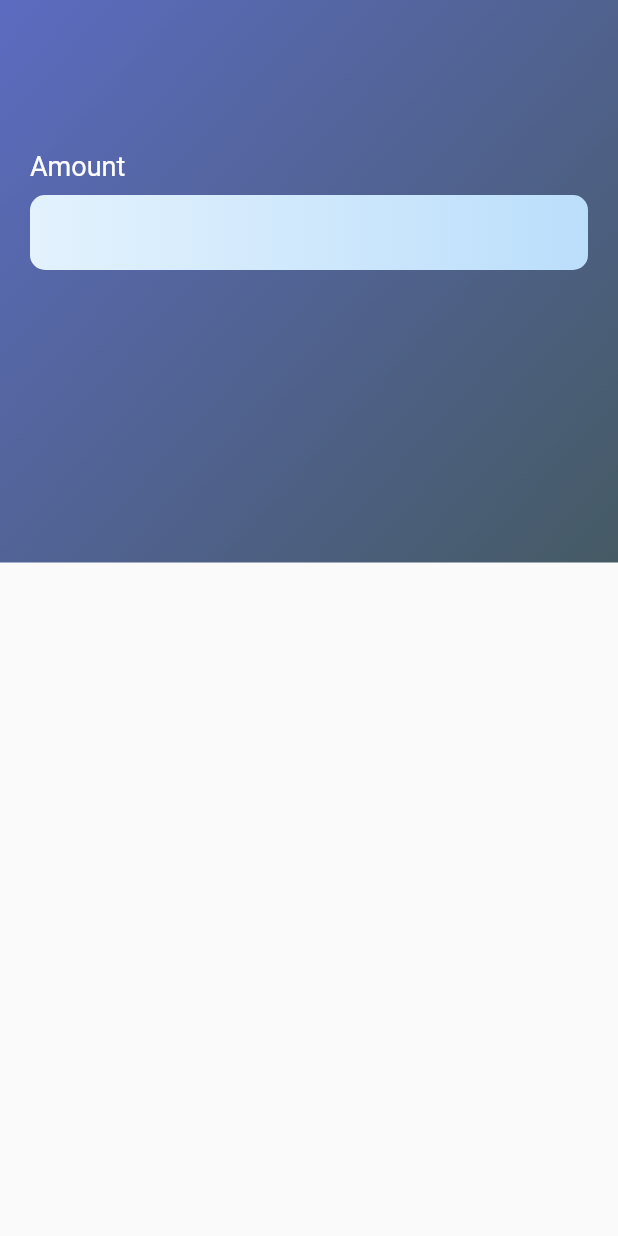
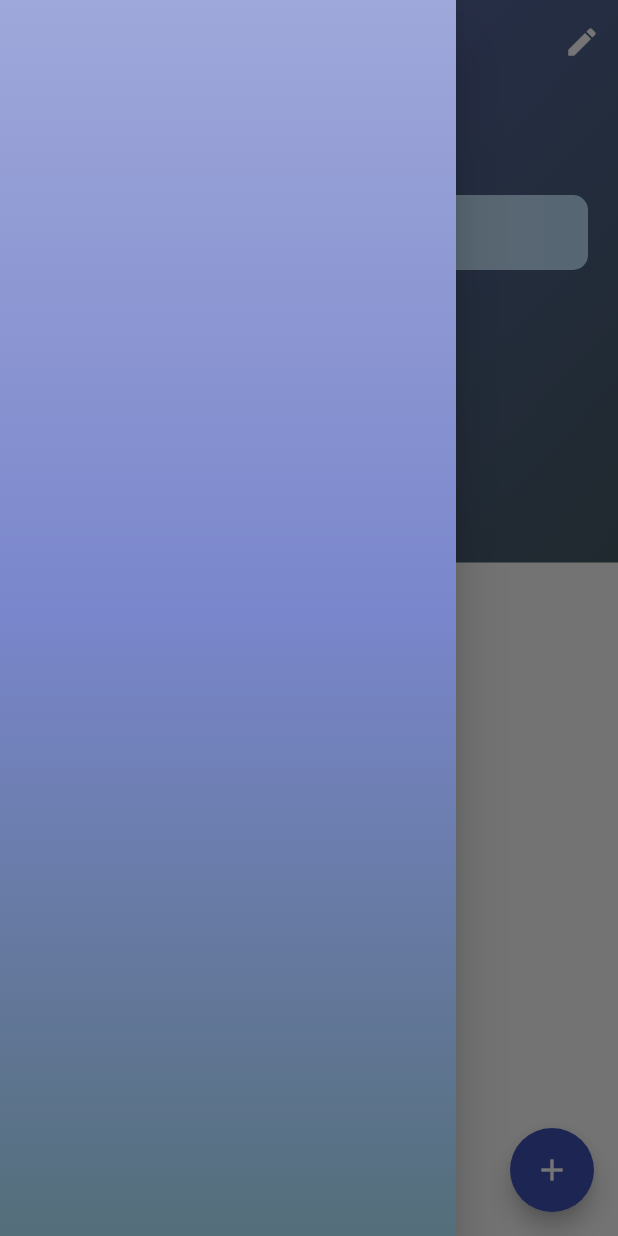
Before and after one commit to emeban44/currency_converter_app, a Flutter app: the screen it shows after launch, with the side drawer open (before the commit the screen has no drawer), on a phone screen of 412 x 824 dp. Run offline on Flutter 3.47's test engine with Material 2 defaults, Android fonts, the phone set to English and light mode, and no system bars.

Commit message:
custom drawer widget created

```diff
--- a/lib/screens/home_screen.dart
+++ b/lib/screens/home_screen.dart
@@ -1,4 +1,5 @@
 import 'package:currency_converter_app/widgets/conversion_stack.dart';
+import 'package:currency_converter_app/widgets/drawer.dart';
 import 'package:flutter/material.dart';
 
 class HomeScreen extends StatelessWidget {
@@ -6,6 +7,21 @@ class HomeScreen extends StatelessWidget {
   Widget build(BuildContext context) {
     return Scaffold(
       body: ConversionStack(),
+      extendBodyBehindAppBar: true,
+      drawer: MyDrawer(),
+      appBar: AppBar(
+        backgroundColor: Colors.transparent,
+        elevation: 0,
+        actions: [
+          IconButton(icon: Icon(Icons.edit), onPressed: () {}),
+        ],
+      ),
+      resizeToAvoidBottomInset: false,
+      floatingActionButton: FloatingActionButton(
+        onPressed: () {},
+        child: Icon(Icons.add),
+        backgroundColor: Colors.indigo,
+      ),
     );
   }
 }
--- a/lib/widgets/amount_input_field.dart
+++ b/lib/widgets/amount_input_field.dart
@@ -16,6 +16,8 @@ class AmountInputField extends StatelessWidget {
         ),
         child: TextFormField(
           keyboardType: TextInputType.number,
+          readOnly: true,
+          showCursor: true,
           onTap: () {},
           decoration: InputDecoration(
             border: InputBorder.none,
--- a/lib/widgets/amount_text.dart
+++ b/lib/widgets/amount_text.dart
@@ -11,6 +11,7 @@ class AmountText extends StatelessWidget {
           'Amount',
           style: TextStyle(color: Colors.white, fontSize: 18),
         ),
-    ));
+      ),
+    );
   }
 }
--- /dev/null
+++ b/lib/widgets/drawer.dart
@@ -0,0 +1,22 @@
+import 'package:flutter/material.dart';
+
+class MyDrawer extends StatelessWidget {
+  @override
+  Widget build(BuildContext context) {
+    return Drawer(
+      child: Container(
+        decoration: BoxDecoration(
+          gradient: LinearGradient(
+            colors: [
+              Colors.indigo.shade200,
+              Colors.indigo.shade300,
+              Colors.blueGrey.shade600
+            ],
+            begin: Alignment.topCenter,
+            end: Alignment.bottomCenter,
+          ),
+        ),
+      ),
+    );
+  }
+}
--- a/pubspec.yaml
+++ b/pubspec.yaml
@@ -28,6 +28,12 @@ dependencies:
   # The following adds the Cupertino Icons font to your application.
   # Use with the CupertinoIcons class for iOS style icons.
   cupertino_icons: ^1.0.2
+  flutter_launcher_icons: ^0.9.0
+
+flutter_icons:
+  android: "launcher_icon"
+  ios: true
+  image_path: "assets/money_icon.jpeg"
 
 dev_dependencies:
   flutter_test:
```
Also changed, not shown: assets/money_icon.jpeg (added), pubspec.lock, 21 other files. Lines whose indentation alone changed are shown as unchanged.
